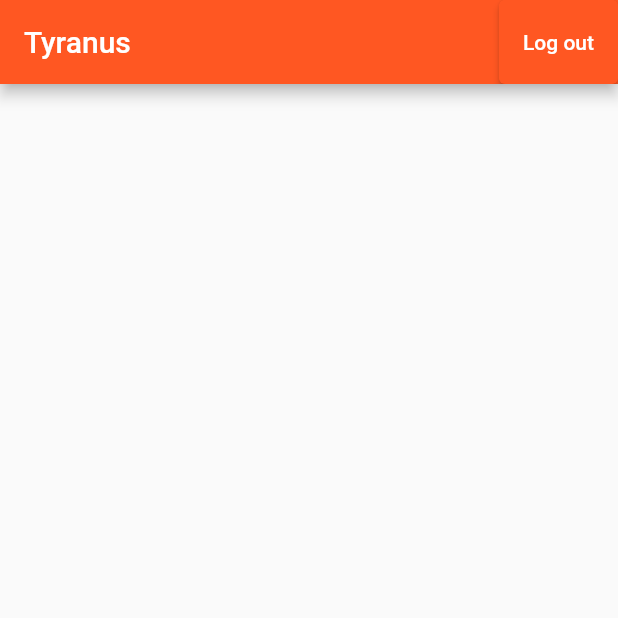
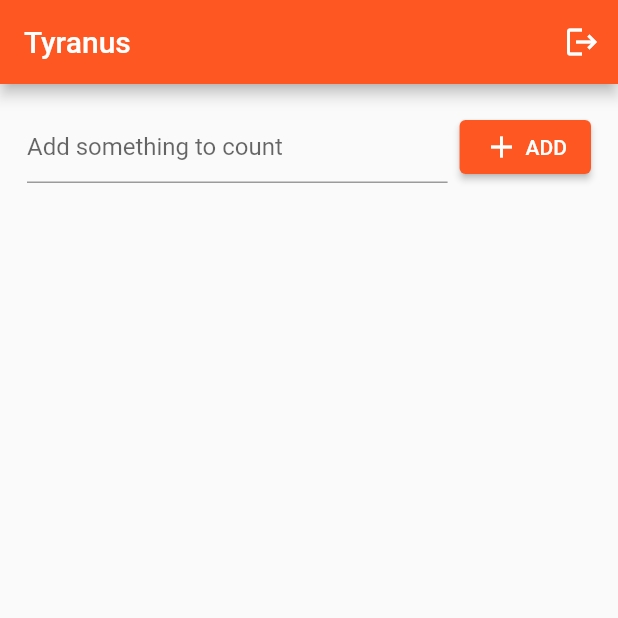
Before and after one commit to 0strichKnight/tyranus, a Flutter app: the screen it shows once a user with an empty profile is signed in, on a phone screen of 412 x 824 dp, the top half of it. Run offline on Flutter 3.47's test engine with Material 2 defaults, Android fonts, the phone set to English and light mode, and no system bars; our stand-ins replace cloud_firestore, firebase_auth, firebase_core; accounts and stored records are empty; network calls fail.

Commit message:
Add ability to add things to count and display them

```diff
--- a/lib/main.dart
+++ b/lib/main.dart
@@ -1,3 +1,7 @@
+import 'dart:async';
+
+import 'package:cloud_firestore/cloud_firestore.dart';
+import 'package:flutter/cupertino.dart';
 import 'package:flutter/material.dart';
 import 'package:firebase_core/firebase_core.dart';
 import 'package:firebase_auth/firebase_auth.dart';
@@ -27,7 +31,10 @@ class App extends StatelessWidget {
         builder: (context, appData, _) => Home(
             loginState: appData.loginState,
             signIn: appData.signInAnonymous,
-            signOut: appData.signOut),
+            signOut: appData.signOut,
+            addThing: appData.addThing,
+          things: appData.things,
+        ),
       ),
     );
   }
@@ -36,6 +43,10 @@ class App extends StatelessWidget {
 class ApplicationState extends ChangeNotifier {
   ApplicationLoginState _loginState = ApplicationLoginState.loggedOut;
   ApplicationLoginState get loginState => _loginState;
+
+  StreamSubscription<QuerySnapshot>? _thingsSubscription;
+  List<Thing> _things = [];
+  List<Thing> get things => _things;
 
   ApplicationState() {
     init();
@@ -47,8 +58,26 @@ class ApplicationState extends ChangeNotifier {
     FirebaseAuth.instance.userChanges().listen((user) {
       if (user == null) {
         _loginState = ApplicationLoginState.loggedOut;
+        _things = [];
+        _thingsSubscription?.cancel();
       } else {
         _loginState = ApplicationLoginState.loggedIn;
+        _thingsSubscription = FirebaseFirestore.instance
+          .collection('things')
+          .orderBy('timestamp')
+          .snapshots()
+          .listen((snapshot) {
+            _things = [];
+            snapshot.docs.forEach((doc) {
+              _things.add(
+                Thing(
+                  name: doc.data()['name'],
+                  count: doc.data()['count'],
+                )
+              );
+            });
+            notifyListeners();
+        });
       }
       notifyListeners();
     });
@@ -65,4 +94,17 @@ class ApplicationState extends ChangeNotifier {
   void signOut() {
     FirebaseAuth.instance.signOut();
   }
+
+  Future<DocumentReference> addThing(String thing) {
+    if (_loginState != ApplicationLoginState.loggedIn) {
+      throw Exception('Nooooooo!');
+    }
+
+    return FirebaseFirestore.instance.collection('things').add({
+      'name': thing,
+      'count': 0,
+      'timestamp': DateTime.now().microsecondsSinceEpoch,
+      'user': FirebaseAuth.instance.currentUser!.uid,
+    });
+  }
 }
--- a/lib/src/Home.dart
+++ b/lib/src/Home.dart
@@ -1,3 +1,7 @@
+import 'dart:async';
+import 'dart:developer';
+
+import 'package:flutter/cupertino.dart';
 import 'package:flutter/material.dart';
 
 import 'ApplicationLoginState.dart';
@@ -8,11 +12,15 @@ class Home extends StatelessWidget {
     required this.loginState,
     required this.signIn,
     required this.signOut,
+    required this.addThing,
+    required this.things,
   });
 
   final ApplicationLoginState loginState;
   final void Function(void Function(Exception e) error) signIn;
   final void Function() signOut;
+  final void Function(String thing) addThing;
+  final List<Thing> things;
 
   @override
   Widget build(BuildContext context) {
@@ -23,13 +31,21 @@ class Home extends StatelessWidget {
         );
       case ApplicationLoginState.loggedIn:
         return Scaffold(
-          appBar: AppBar(
-            title: Text('Tyranus'),
-            actions: <Widget>[
-              ElevatedButton(
-                  onPressed: () => signOut(),
-                  child: Text("Log out")),
-            ]
+          appBar: AppBar(title: Text('Tyranus'), actions: <Widget>[
+            IconButton(onPressed: () => signOut(), icon: Icon(Icons.logout)),
+          ]),
+          body: Column(
+            children: [
+              Padding(
+                padding: EdgeInsets.all(10),
+                child: ThingsToCount(
+                  addThing: (text) => this.addThing(text),
+                ),
+              ),
+              SizedBox(height: 8),
+              for (var thing in things)
+                Text('${thing.name} -> ${thing.count}')
+            ],
           ),
         );
       default:
@@ -39,3 +55,70 @@ class Home extends StatelessWidget {
     }
   }
 }
+
+class ThingsToCount extends StatefulWidget {
+  ThingsToCount({required this.addThing});
+
+  final FutureOr<void> Function(String thing) addThing;
+
+  @override
+  _ThingsToCountState createState() => _ThingsToCountState();
+}
+
+class _ThingsToCountState extends State<ThingsToCount> {
+  final _formKey = GlobalKey<FormState>(debugLabel: '_thingsToCountState');
+  final _controller = TextEditingController();
+
+  @override
+  Widget build(BuildContext context) {
+    return Column(
+      crossAxisAlignment: CrossAxisAlignment.start,
+      children: [
+        Padding(
+          padding: EdgeInsets.all(8.0),
+          child: Form(
+            key: _formKey,
+            child: Row(
+              children: [
+                Expanded(
+                  child: TextFormField(
+                    controller: _controller,
+                    decoration: InputDecoration(
+                      hintText: 'Add something to count',
+                    ),
+                    validator: (value) {
+                      if (value == null || value.isEmpty) {
+                        return 'Forgot something?';
+                      }
+                      return null;
+                    },
+                  ),
+                ),
+                SizedBox(width: 8),
+                ElevatedButton(
+                    onPressed: () async {
+                      await widget.addThing(_controller.text);
+                      _controller.clear();
+                    },
+                    child: Row(
+                      children: [
+                        Icon(Icons.add),
+                        SizedBox(width: 4),
+                        Text('ADD')
+                      ],
+                    )),
+              ],
+            ),
+          ),
+        ),
+      ]
+    );
+  }
+}
+
+class Thing {
+  Thing({required this.name, required this.count});
+
+  final String name;
+  final int count;
+}
```
